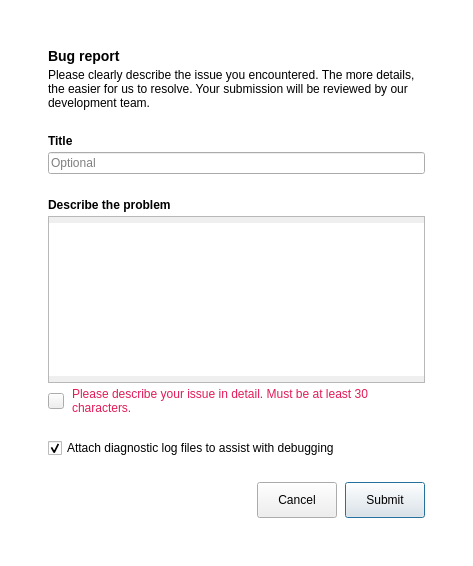
Old version of the form src/MEGASync/gui/ui/BugReportDialog.ui in the repository rl-mega/MEGAsync.
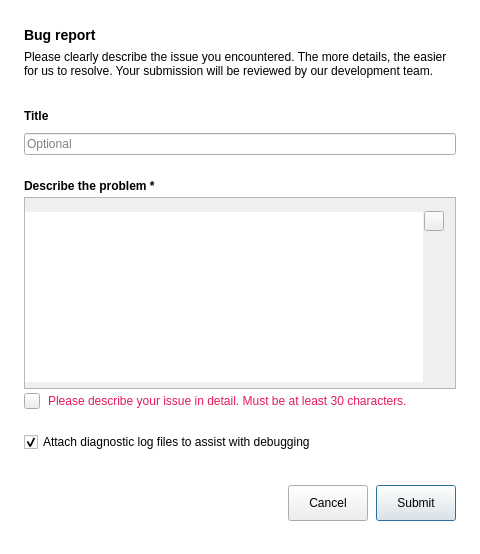
New version of the form. Icons and pictures are not drawn. Custom widgets are drawn as their Qt base class.

Patch:
```diff
--- a/src/MEGASync/gui/ui/BugReportDialog.ui
+++ b/src/MEGASync/gui/ui/BugReportDialog.ui
@@ -6,8 +6,8 @@
    <rect>
     <x>0</x>
     <y>0</y>
-    <width>473</width>
-    <height>566</height>
+    <width>480</width>
+    <height>554</height>
    </rect>
   </property>
   <property name="minimumSize">
@@ -48,9 +48,9 @@
 
 #teDescribeBug
 {
-padding-top: 6px;
+padding-top: 14px;
 padding-bottom: 6px;
-padding-right: 0px;
+padding-right: 32px;
 }
 
 
@@ -61,16 +61,16 @@
     <number>24</number>
    </property>
    <property name="leftMargin">
-    <number>48</number>
+    <number>24</number>
    </property>
    <property name="topMargin">
-    <number>48</number>
+    <number>24</number>
    </property>
    <property name="rightMargin">
-    <number>48</number>
+    <number>24</number>
    </property>
    <property name="bottomMargin">
-    <number>48</number>
+    <number>24</number>
    </property>
    <item>
     <widget class="QWidget" name="wHeaderBug" native="true">
@@ -187,18 +187,114 @@
          <string notr="true"/>
         </property>
         <property name="text">
-         <string>Describe the problem</string>
+         <string>Describe the problem *</string>
         </property>
        </widget>
       </item>
-      <item>
-       <widget class="QTextEdit" name="teDescribeBug">
-        <property name="cursor" stdset="0">
-         <cursorShape>IBeamCursor</cursorShape>
-        </property>
-        <property name="type" stdset="0">
-         <string notr="true">mega</string>
-        </property>
+      <item alignment="Qt::AlignTop">
+       <widget class="QWidget" name="wDescribeBugEditor" native="true">
+        <layout class="QGridLayout" name="gridLayout">
+         <property name="leftMargin">
+          <number>0</number>
+         </property>
+         <property name="topMargin">
+          <number>0</number>
+         </property>
+         <property name="rightMargin">
+          <number>0</number>
+         </property>
+         <property name="bottomMargin">
+          <number>0</number>
+         </property>
+         <property name="spacing">
+          <number>0</number>
+         </property>
+         <item row="0" column="0">
+          <widget class="QTextEdit" name="teDescribeBug">
+           <property name="cursor" stdset="0">
+            <cursorShape>IBeamCursor</cursorShape>
+           </property>
+           <property name="type" stdset="0">
+            <string notr="true">mega</string>
+           </property>
+          </widget>
+         </item>
+         <item row="0" column="0" alignment="Qt::AlignRight|Qt::AlignTop">
+          <widget class="QWidget" name="wClearDescriptionOverlay" native="true">
+           <layout class="QVBoxLayout" name="verticalLayout_5">
+            <property name="spacing">
+             <number>0</number>
+            </property>
+            <property name="leftMargin">
+             <number>0</number>
+            </property>
+            <property name="topMargin">
+             <number>14</number>
+            </property>
+            <property name="rightMargin">
+             <number>12</number>
+            </property>
+            <property name="bottomMargin">
+             <number>0</number>
+            </property>
+            <item>
+             <layout class="QHBoxLayout" name="horizontalLayout_4">
+              <property name="spacing">
+               <number>0</number>
+              </property>
+              <property name="leftMargin">
+               <number>0</number>
+              </property>
+              <property name="topMargin">
+               <number>0</number>
+              </property>
+              <property name="rightMargin">
+               <number>0</number>
+              </property>
+              <property name="bottomMargin">
+               <number>0</number>
+              </property>
+              <item>
+               <widget class="TokenizableToolButton" name="bClearDescription">
+                <property name="enabled">
+                 <bool>true</bool>
+                </property>
+                <property name="minimumSize">
+                 <size>
+                  <width>20</width>
+                  <height>20</height>
+                 </size>
+                </property>
+                <property name="maximumSize">
+                 <size>
+                  <width>20</width>
+                  <height>20</height>
+                 </size>
+                </property>
+                <property name="cursor">
+                 <cursorShape>PointingHandCursor</cursorShape>
+                </property>
+                <property name="layoutDirection">
+                 <enum>Qt::LeftToRight</enum>
+                </property>
+                <property name="text">
+                 <string notr="true"/>
+                </property>
+                <property name="icon">
+                 <iconset resource="../Resources_common.qrc">
+                  <normaloff>:/cross_small_thin_outline</normaloff>:/cross_small_thin_outline</iconset>
+                </property>
+                <property name="type" stdset="0">
+                 <string notr="true">ghost</string>
+                </property>
+               </widget>
+              </item>
+             </layout>
+            </item>
+           </layout>
+          </widget>
+         </item>
+        </layout>
        </widget>
       </item>
       <item>
@@ -414,6 +510,11 @@
    <extends>QToolButton</extends>
    <header>TokenizableItems/IconLabel.h</header>
   </customwidget>
+  <customwidget>
+   <class>TokenizableToolButton</class>
+   <extends>QToolButton</extends>
+   <header>TokenizableItems/TokenizableButtons.h</header>
+  </customwidget>
  </customwidgets>
  <resources>
   <include location="../Resources_light.qrc"/>
```
Left out of the diff: 1 changed line with no effect on the pictures.
